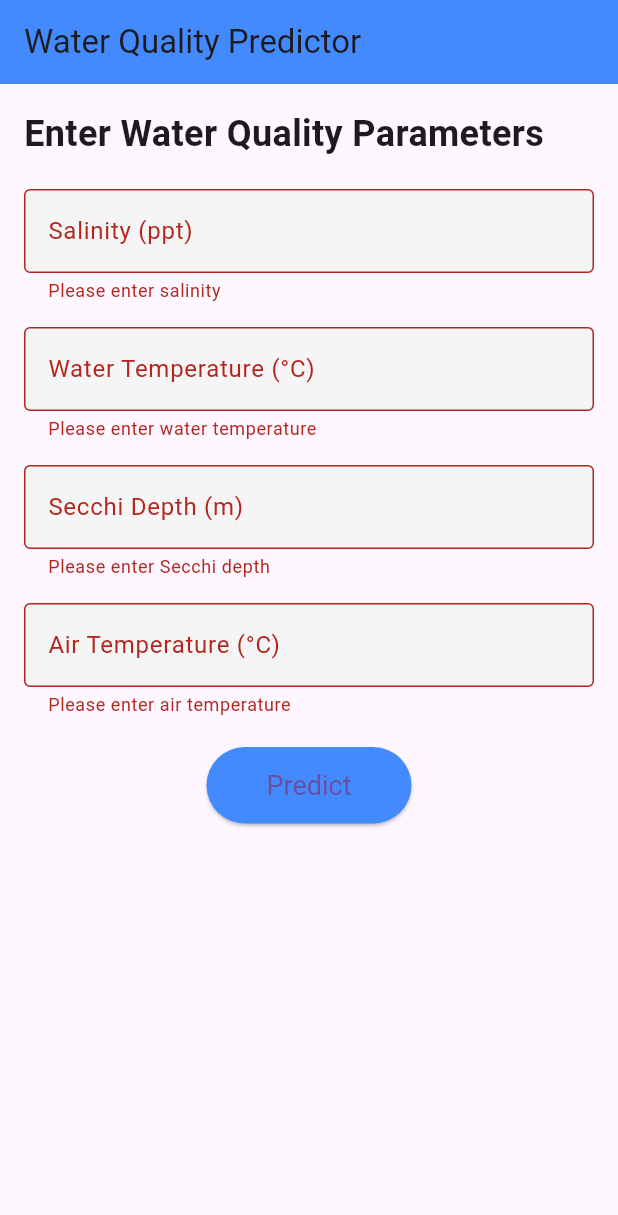
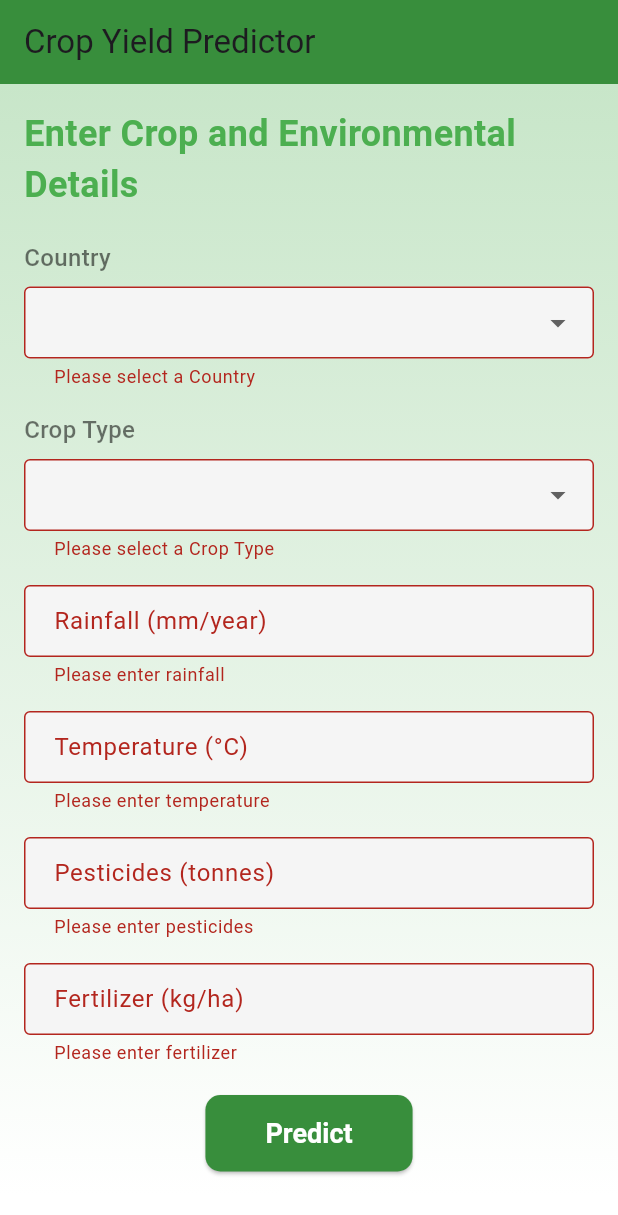
Before and after one commit to oyhaan/Summative, a Flutter app: the screen it shows after launch, after a tap on "Predict", on a phone screen of 412 x 824 dp. Shown: the top 1215 px of the screen. Run offline on Flutter 3.47's test engine with Material 3 defaults, Android fonts, the phone set to English and light mode, and no system bars; missing offline and left inert: water_quality_predictor.

Commit message:
code refactor

```diff
--- a/summative/flutter_app/lib/main.dart
+++ b/summative/flutter_app/lib/main.dart
@@ -3,19 +3,24 @@ import 'package:flutter/material.dart';
 import 'pages/input_page.dart';
 
 void main() {
-  runApp(const WaterQualityPredictorApp());
+  runApp(const CropYieldPredictorApp());
 }
 
-class WaterQualityPredictorApp extends StatelessWidget {
-  const WaterQualityPredictorApp({super.key});
+class CropYieldPredictorApp extends StatelessWidget {
+  const CropYieldPredictorApp({super.key});
 
   @override
   Widget build(BuildContext context) {
     return MaterialApp(
-      title: 'Water Quality Predictor',
+      title: 'Crop Yield Predictor',
       theme: ThemeData(
-        primarySwatch: Colors.blue,
+        primarySwatch: Colors.green,
         visualDensity: VisualDensity.adaptivePlatformDensity,
+        scaffoldBackgroundColor: Colors.white,
+        textTheme: const TextTheme(
+          bodyLarge: TextStyle(color: Colors.black87),
+          bodyMedium: TextStyle(color: Colors.black54),
+        ),
       ),
       home: const InputPage(),
     );
--- a/summative/flutter_app/lib/models/prediction_response.dart
+++ b/summative/flutter_app/lib/models/prediction_response.dart
@@ -1,18 +1,17 @@
 // lib/models/prediction_response.dart
 class PredictionResponse {
-  final double predictedDissolvedOxygen;
-  final String safetyMessage;
+  final double predictedYield;
+  final String unit;
 
   PredictionResponse({
-    required this.predictedDissolvedOxygen,
-    required this.safetyMessage,
+    required this.predictedYield,
+    required this.unit,
   });
 
   factory PredictionResponse.fromJson(Map<String, dynamic> json) {
     return PredictionResponse(
-      predictedDissolvedOxygen:
-          (json['predicted_dissolved_oxygen'] as num).toDouble(),
-      safetyMessage: json['safety_message'] as String,
+      predictedYield: (json['predicted_yield'] as num).toDouble(),
+      unit: json['unit'] as String,
     );
   }
 }
--- a/summative/flutter_app/lib/pages/input_page.dart
+++ b/summative/flutter_app/lib/pages/input_page.dart
@@ -1,9 +1,11 @@
 // lib/pages/input_page.dart
 import 'package:flutter/material.dart';
-import 'package:flutter_app/pages/result_page.dart';
+import 'package:water_quality_predictor/pages/result_page.dart';
 import 'package:http/http.dart' as http;
 import 'dart:convert';
 import '../models/prediction_response.dart';
+import '../widgets/custom_text_field.dart';
+import '../widgets/custom_dropdown.dart';
 
 class InputPage extends StatefulWidget {
   const InputPage({super.key});
@@ -14,13 +16,39 @@ class InputPage extends StatefulWidget {
 
 class _InputPageState extends State<InputPage> {
   final _formKey = GlobalKey<FormState>();
-  final _salinityController = TextEditingController();
-  final _waterTempController = TextEditingController();
-  final _secchiDepthController = TextEditingController();
-  final _airTempController = TextEditingController();
+  final _rainfallController = TextEditingController();
+  final _temperatureController = TextEditingController();
+  final _pesticidesController = TextEditingController();
+  final _fertilizerController = TextEditingController();
+
+  String? _selectedArea;
+  String? _selectedItem;
 
   bool _isLoading = false;
   String? _errorMessage;
+
+  // List of countries (Areas) from the dataset
+  final List<String> _areas = [
+    'Albania', 'Algeria', 'Angola', 'Argentina', 'Armenia', 'Australia', 'Austria', 'Azerbaijan',
+    'Bahamas', 'Bangladesh', 'Belarus', 'Belgium', 'Botswana', 'Brazil', 'Bulgaria', 'Burkina Faso',
+    'Burundi', 'Cameroon', 'Canada', 'Central African Republic', 'Chile', 'Colombia', 'Croatia',
+    'Czech Republic', 'Denmark', 'Dominican Republic', 'Ecuador', 'Egypt', 'El Salvador', 'Eritrea',
+    'Estonia', 'Finland', 'France', 'Germany', 'Ghana', 'Greece', 'Guatemala', 'Guinea', 'Guyana',
+    'Haiti', 'Honduras', 'Hungary', 'India', 'Indonesia', 'Iraq', 'Ireland', 'Italy', 'Jamaica',
+    'Japan', 'Kazakhstan', 'Kenya', 'Latvia', 'Lebanon', 'Lesotho', 'Libya', 'Lithuania', 'Madagascar',
+    'Malawi', 'Malaysia', 'Mali', 'Mauritania', 'Mauritius', 'Mexico', 'Montenegro', 'Morocco',
+    'Mozambique', 'Namibia', 'Nepal', 'Netherlands', 'New Zealand', 'Nicaragua', 'Niger', 'Norway',
+    'Pakistan', 'Papua New Guinea', 'Peru', 'Poland', 'Portugal', 'Qatar', 'Romania', 'Rwanda',
+    'Saudi Arabia', 'Senegal', 'Slovenia', 'South Africa', 'Spain', 'Sri Lanka', 'Sudan', 'Suriname',
+    'Sweden', 'Switzerland', 'Tajikistan', 'Thailand', 'Tunisia', 'Turkey', 'Uganda', 'Ukraine',
+    'United Kingdom', 'Uruguay', 'Zambia', 'Zimbabwe'
+  ];
+
+  // List of crops (Items) from the dataset
+  final List<String> _items = [
+    'Cassava', 'Maize', 'Plantains and others', 'Potatoes', 'Rice, paddy',
+    'Sorghum', 'Soybeans', 'Sweet potatoes', 'Wheat', 'Yams'
+  ];
 
   Future<void> _predict() async {
     if (!_formKey.currentState!.validate()) {
@@ -34,23 +62,26 @@ class _InputPageState extends State<InputPage> {
 
     try {
       final response = await http.post(
-        Uri.parse('https://summative-belf.onrender.com/predict'),
+        Uri.parse('https://your-service-name.onrender.com/predict'),
         headers: {'Content-Type': 'application/json'},
         body: jsonEncode({
-          'salinity': double.parse(_salinityController.text),
-          'water_temp': double.parse(_waterTempController.text),
-          'secchi_depth': double.parse(_secchiDepthController.text),
-          'air_temp': double.parse(_airTempController.text),
+          'rainfall': double.parse(_rainfallController.text),
+          'temperature': double.parse(_temperatureController.text),
+          'pesticides': double.parse(_pesticidesController.text),
+          'fertilizer': double.parse(_fertilizerController.text),
         }),
       );
 
       if (response.statusCode == 200) {
-        final prediction =
-            PredictionResponse.fromJson(jsonDecode(response.body));
+        final prediction = PredictionResponse.fromJson(jsonDecode(response.body));
         Navigator.push(
           context,
           MaterialPageRoute(
-            builder: (context) => ResultPage(prediction: prediction),
+            builder: (context) => ResultPage(
+              prediction: prediction,
+              area: _selectedArea!,
+              item: _selectedItem!,
+            ),
           ),
         );
       } else {
@@ -71,10 +102,10 @@ class _InputPageState extends State<InputPage> {
 
   @override
   void dispose() {
-    _salinityController.dispose();
-    _waterTempController.dispose();
-    _secchiDepthController.dispose();
-    _airTempController.dispose();
+    _rainfallController.dispose();
+    _temperatureController.dispose();
+    _pesticidesController.dispose();
+    _fertilizerController.dispose();
     super.dispose();
   }
 
@@ -82,10 +113,19 @@ class _InputPageState extends State<InputPage> {
   Widget build(BuildContext context) {
     return Scaffold(
       appBar: AppBar(
-        title: const Text('Water Quality Predictor'),
-        backgroundColor: Colors.blueAccent,
+        title: const Text('Crop Yield Predictor'),
+        backgroundColor: Colors.green[700],
+        elevation: 0,
       ),
-      body: Padding(
+      body: Container(
+        decoration: BoxDecoration(
+          gradient: LinearGradient(
+            begin: Alignment.topCenter,
+            end: Alignment.bottomCenter,
+            colors: [Colors.green[100]!, Colors.white],
+          ),
+        ),
+        child: Padding(
           padding: const EdgeInsets.all(16.0),
           child: Form(
             key: _formKey,
@@ -94,69 +134,95 @@ class _InputPageState extends State<InputPage> {
                 crossAxisAlignment: CrossAxisAlignment.start,
                 children: [
                   const Text(
-                  'Enter Water Quality Parameters',
-                  style: TextStyle(fontSize: 24, fontWeight: FontWeight.bold),
+                    'Enter Crop and Environmental Details',
+                    style: TextStyle(
+                      fontSize: 24,
+                      fontWeight: FontWeight.bold,
+                      color: Colors.green,
+                    ),
                   ),
                   const SizedBox(height: 20),
-                _buildTextField(
-                  controller: _salinityController,
-                  label: 'Salinity (ppt)',
-                  hint: 'Enter salinity (0-10)',
+                  CustomDropdown(
+                    value: _selectedArea,
+                    label: 'Country',
+                    items: _areas,
+                    onChanged: (value) {
+                      setState(() {
+                        _selectedArea = value;
+                      });
+                    },
+                  ),
+                  const SizedBox(height: 16),
+                  CustomDropdown(
+                    value: _selectedItem,
+                    label: 'Crop Type',
+                    items: _items,
+                    onChanged: (value) {
+                      setState(() {
+                        _selectedItem = value;
+                      });
+                    },
+                  ),
+                  const SizedBox(height: 16),
+                  CustomTextField(
+                    controller: _rainfallController,
+                    label: 'Rainfall (mm/year)',
+                    hint: 'Enter rainfall (0-5000)',
                     validator: (value) {
                       if (value == null || value.isEmpty) {
-                      return 'Please enter salinity';
+                        return 'Please enter rainfall';
                       }
                       final numValue = double.tryParse(value);
-                    if (numValue == null || numValue < 0 || numValue > 10) {
-                      return 'Salinity must be between 0 and 10';
+                      if (numValue == null || numValue < 0 || numValue > 5000) {
+                        return 'Rainfall must be between 0 and 5000';
                       }
                       return null;
                     },
                   ),
                   const SizedBox(height: 16),
-                _buildTextField(
-                  controller: _waterTempController,
-                  label: 'Water Temperature (°C)',
-                  hint: 'Enter water temperature (0-40)',
+                  CustomTextField(
+                    controller: _temperatureController,
+                    label: 'Temperature (°C)',
+                    hint: 'Enter temperature (-10 to 50)',
                     validator: (value) {
                       if (value == null || value.isEmpty) {
-                      return 'Please enter water temperature';
+                        return 'Please enter temperature';
                       }
                       final numValue = double.tryParse(value);
-                    if (numValue == null || numValue < 0 || numValue > 40) {
-                      return 'Water temperature must be between 0 and 40';
+                      if (numValue == null || numValue < -10 || numValue > 50) {
+                        return 'Temperature must be between -10 and 50';
                       }
                       return null;
                     },
                   ),
                   const SizedBox(height: 16),
-                _buildTextField(
-                  controller: _secchiDepthController,
-                  label: 'Secchi Depth (m)',
-                  hint: 'Enter Secchi depth (0-5)',
+                  CustomTextField(
+                    controller: _pesticidesController,
+                    label: 'Pesticides (tonnes)',
+                    hint: 'Enter pesticides (0-200,000)',
                     validator: (value) {
                       if (value == null || value.isEmpty) {
-                      return 'Please enter Secchi depth';
+                        return 'Please enter pesticides';
                       }
                       final numValue = double.tryParse(value);
-                    if (numValue == null || numValue < 0 || numValue > 5) {
-                      return 'Secchi depth must be between 0 and 5';
+                      if (numValue == null || numValue < 0 || numValue > 200000) {
+                        return 'Pesticides must be between 0 and 200,000';
                       }
                       return null;
                     },
                   ),
                   const SizedBox(height: 16),
-                _buildTextField(
-                  controller: _airTempController,
-                  label: 'Air Temperature (°C)',
-                  hint: 'Enter air temperature (-20 to 50)',
+                  CustomTextField(
+                    controller: _fertilizerController,
+                    label: 'Fertilizer (kg/ha)',
+                    hint: 'Enter fertilizer (0-1000)',
                     validator: (value) {
                       if (value == null || value.isEmpty) {
-                      return 'Please enter air temperature';
+                        return 'Please enter fertilizer';
                       }
                       final numValue = double.tryParse(value);
-                    if (numValue == null || numValue < -20 || numValue > 50) {
-                      return 'Air temperature must be between -20 and 50';
+                      if (numValue == null || numValue < 0 || numValue > 1000) {
+                        return 'Fertilizer must be between 0 and 1000';
                       }
                       return null;
                     },
@@ -168,18 +234,24 @@ class _InputPageState extends State<InputPage> {
                       child: Text(
                         _errorMessage!,
                         style: const TextStyle(color: Colors.red, fontSize: 16),
+                        textAlign: TextAlign.center,
                       ),
                     ),
                   Center(
                     child: _isLoading
-                      ? const CircularProgressIndicator()
+                        ? const CircularProgressIndicator(
+                            valueColor: AlwaysStoppedAnimation<Color>(Colors.green),
+                          )
                         : ElevatedButton(
                             onPressed: _predict,
                             style: ElevatedButton.styleFrom(
-                            padding: const EdgeInsets.symmetric(
-                                horizontal: 40, vertical: 15),
-                            backgroundColor: Colors.blueAccent,
-                            textStyle: const TextStyle(fontSize: 18),
+                              padding: const EdgeInsets.symmetric(horizontal: 40, vertical: 15),
+                              backgroundColor: Colors.green[700],
+                              foregroundColor: Colors.white,
+                              textStyle: const TextStyle(fontSize: 18, fontWeight: FontWeight.bold),
+                              shape: RoundedRectangleBorder(
+                                borderRadius: BorderRadius.circular(10),
+                              ),
                             ),
                             child: const Text('Predict'),
                           ),
@@ -189,26 +261,7 @@ class _InputPageState extends State<InputPage> {
             ),
           ),
         ),
-    );
-  }
-
-  Widget _buildTextField({
-    required TextEditingController controller,
-    required String label,
-    required String hint,
-    required String? Function(String?) validator,
-  }) {
-    return TextFormField(
-      controller: controller,
-      keyboardType: const TextInputType.numberWithOptions(decimal: true),
-      decoration: InputDecoration(
-        labelText: label,
-        hintText: hint,
-        border: const OutlineInputBorder(),
-        filled: true,
-        fillColor: Colors.grey[100],
       ),
-      validator: validator,
     );
   }
 }
--- /dev/null
+++ b/summative/flutter_app/lib/widgets/custom_dropdown.dart
@@ -0,0 +1,53 @@
+// lib/widgets/custom_dropdown.dart
+import 'package:flutter/material.dart';
+
+class CustomDropdown extends StatelessWidget {
+  final String? value;
+  final String label;
+  final List<String> items;
+  final ValueChanged<String?> onChanged;
+
+  const CustomDropdown({
+    super.key,
+    required this.value,
+    required this.label,
+    required this.items,
+    required this.onChanged,
+  });
+
+  @override
+  Widget build(BuildContext context) {
+    return Column(
+      crossAxisAlignment: CrossAxisAlignment.start,
+      children: [
+        Text(
+          label,
+          style: const TextStyle(fontSize: 16, fontWeight: FontWeight.w500),
+        ),
+        const SizedBox(height: 8),
+        DropdownButtonFormField<String>(
+          value: value,
+          decoration: InputDecoration(
+            border: const OutlineInputBorder(),
+            filled: true,
+            fillColor: Colors.grey[100],
+            contentPadding: const EdgeInsets.symmetric(horizontal: 16, vertical: 12),
+          ),
+          items: items.map((String item) {
+            return DropdownMenuItem<String>(
+              value: item,
+              child: Text(item),
+            );
+          }).toList(),
+          onChanged: onChanged,
+          validator: (value) {
+            if (value == null) {
+              return 'Please select a $label';
+            }
+            return null;
+          },
+        ),
+      ],
+    );
+  }
+}
--- /dev/null
+++ b/summative/flutter_app/lib/widgets/custom_text_field.dart
@@ -0,0 +1,34 @@
+// lib/widgets/custom_text_field.dart
+import 'package:flutter/material.dart';
+
+class CustomTextField extends StatelessWidget {
+  final TextEditingController controller;
+  final String label;
+  final String hint;
+  final String? Function(String?) validator;
+
+  const CustomTextField({
+    super.key,
+    required this.controller,
+    required this.label,
+    required this.hint,
+    required this.validator,
+  });
+
+  @override
+  Widget build(BuildContext context) {
+    return TextFormField(
+      controller: controller,
+      keyboardType: const TextInputType.numberWithOptions(decimal: true),
+      decoration: InputDecoration(
+        labelText: label,
+        hintText: hint,
+        border: const OutlineInputBorder(),
+        filled: true,
+        fillColor: Colors.grey[100],
+        contentPadding: const EdgeInsets.symmetric(horizontal: 16, vertical: 12),
+      ),
+      validator: validator,
+    );
+  }
+}
```
Also changed, not shown: summative/flutter_app/lib/pages/result_page.dart (+51 -22 lines), summative/API/water_quality_data.csv (deleted), 10 other files. Lines whose indentation alone changed are shown as unchanged.
